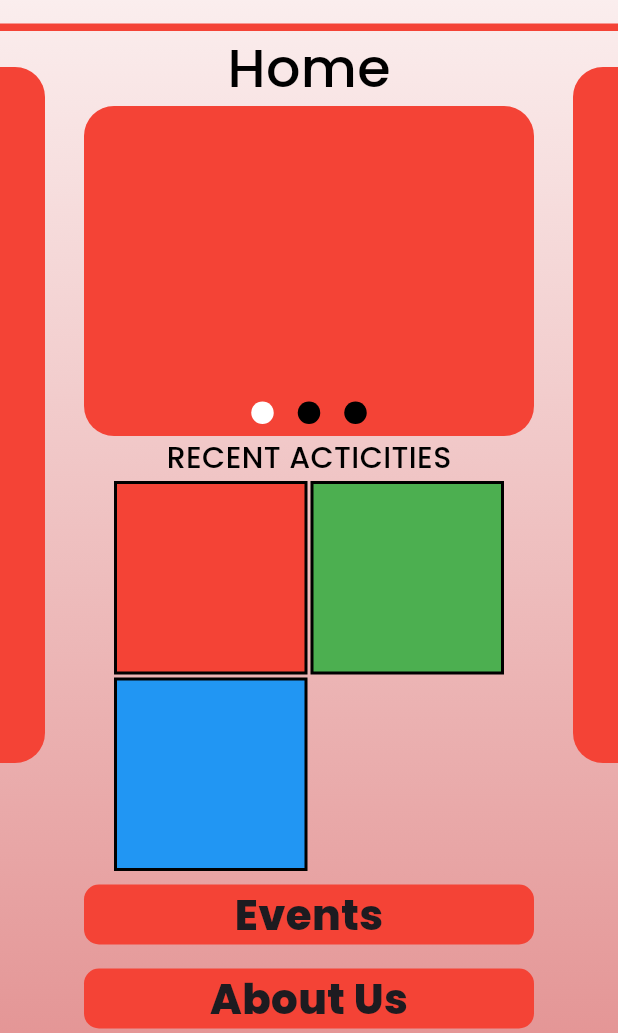
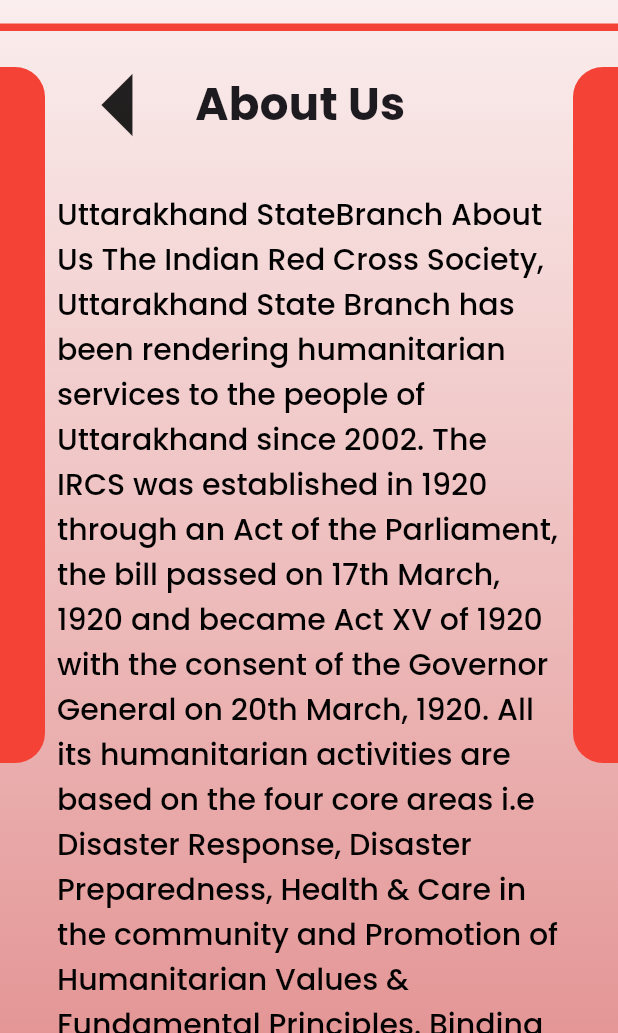
Before and after one commit to JugraajSingh/IRCS_uk_App, a Flutter app: the screen it shows after launch, after a tap on "About Us", on a phone screen of 412 x 824 dp, the part 203-1236 px from its top. Run offline on Flutter 3.47's test engine with Material 2 defaults, Android fonts, the phone set to English and light mode, and no system bars; our stand-ins replace device_preview, google_fonts; missing offline and left inert: flutter_swipe_detector.

Commit message:
Completed many pages

```diff
--- a/ircs_uk/lib/assets.dart
+++ b/ircs_uk/lib/assets.dart
@@ -1,4 +1,5 @@
 class Assets {
   static const String screen_base_logo = "assets/jpeg/ircs_screen_base_logo.jpeg";
   static const String screen_base_label = "assets/jpeg/ircs_screen_base_text.jpeg";
+  static const String potrait_example = "assets/jpeg/potrait.png";
 }
--- a/ircs_uk/lib/colors.dart
+++ b/ircs_uk/lib/colors.dart
@@ -5,4 +5,6 @@ class AppColors {
 
   static const Color basePageGradientTop = Colors.white;
   static const Color basePageGradientBottom = Color(0xFFE49696);
+
+  static const Color managingCommiteeLabelColor = Colors.white;
 }
--- a/ircs_uk/lib/constants.dart
+++ b/ircs_uk/lib/constants.dart
@@ -1,11 +1,11 @@
 class Constants {
- static const double sideBarWidth = 30;
- static const double topBottomBarHeight = 30;
+  static const double sideBarWidth = 30;
+  static const double topBottomBarHeight = 30;
 
- static const double topBottomBarMargin = 50;
- static const double sideBarMargin = 180;
+  static const double topBottomBarMargin = 50;
+  static const double sideBarMargin = 180;
 
- static const double dividerHeight = 5;
+  static const double dividerHeight = 5;
 
   static const double topLogoSize = 50;
 
@@ -13,8 +13,50 @@ class Constants {
   static const double topLabelWidth = 300;
 
   static const double labelsStartPos = topBottomBarHeight + 5;
-  static const double contentStartPost = labelsStartPos + topLabelHeight * 2 + dividerHeight + 15;
+  static const double contentStartPost =
+      labelsStartPos + topLabelHeight * 2 + dividerHeight + 15;
 
   static const double mainPageCarouselHeight = 220;
   static const double mainPageCarouselWidth = 300;
+
+//  static const String aboutUs = "Address: Uttarakhand State Branch Vill. Danda Lakhaund Post Office Gujrara Near IT Park, Sahastradhara Road, Dehradun - 248001 Uttarakhand (India).\n";
+  static const String address =
+      "Uttarakhand State Branch Vill. Danda Lakhaund Post Office Gujrara Near IT Park, Sahastradhara Road, Dehradun - 248001 Uttarakhand (India).";
+  static const String tel = "7696438770";
+  static const String mobileNo = "9779723131";
+
+  static const double ourTeamCarouselHeight = 400;
+  static const double ourTeamCarouselWidth = 300;
+
+  static const double managingCommiteTableWidth = 300;
+
+  static const List<String> developres = ["Purujit Padhy", "Yashvardan Sharma", "Pratyush Aggarwal", "Ishika Bhandari", "Sanya Agarwal"];
+
+  static const List<String> workingMember = [
+    "Shri Mohan Khatri",
+    "Dr.Naresh Chaudhary",
+    "Sh. Gambhir Singh Chauhan",
+    "Neeru Bhatt Petwal",
+    "Sh. Om Prakash Bhatt",
+    "Dr. Pravin Kuman",
+    "Sh. Munshi Chaumwal",
+    "Sh.B.S.Mankoti",
+    "Sh. Deepak Pathak",
+    "Dr. Prem Ballabh Bhatt",
+    "Mr. Manish Kasaniyal",
+    "Smt. Preeti Rawat",
+    "Colonel (Dr.) D P Dimri",
+    "Sh. Harish Chandra",
+    "Dr. B.S.Negi",
+    "Dr. I.S.Pal",
+    "Mrs. Kamla Badwal",
+    "Dr. Ashok Kumar Gunsai",
+    "Shri Surendra Singh Rawat",
+    "Mr. Manoj Gobil",
+    "sri atendra Bhandari",
+    "Shri Ashok Lohani",
+    "Ashish Kumar Chanaliya",
+    "Jagbeer Singh Rawat",
+    "Rajkumar"
+  ];
 }
--- a/ircs_uk/lib/main.dart
+++ b/ircs_uk/lib/main.dart
@@ -2,8 +2,6 @@ import 'package:device_preview/device_preview.dart';
 import 'package:flutter/foundation.dart';
 import 'package:flutter/material.dart';
 import 'package:ircs_uk/pages/home.dart';
-import 'package:ircs_uk/screen_outline.dart';
-import 'package:ircs_uk/widgets/carousel.dart';
 
 const bool USE_DEVICE_PREVIEW = true;
 
@@ -43,7 +41,7 @@ class MyApp extends StatelessWidget {
         colorScheme: ColorScheme.fromSeed(seedColor: Colors.deepPurple),
         useMaterial3: true,
       ),
-      home: const Scaffold(body: HomePage()),
+      home: const HomePage(),
     );
   }
 }
--- /dev/null
+++ b/ircs_uk/lib/pages/about_us.dart
@@ -0,0 +1,68 @@
+import 'package:flutter/material.dart';
+import 'package:ircs_uk/constants.dart';
+import 'package:ircs_uk/screen_outline.dart';
+import 'package:ircs_uk/utils/text_styles.dart';
+
+class AboutUs extends StatelessWidget {
+  const AboutUs({super.key});
+
+  @override
+  Widget build(BuildContext context) {
+    return ScreenOutline(
+      showBottomBar: false,
+      builder: () {
+        return SingleChildScrollView(
+          child: Column(
+            crossAxisAlignment: CrossAxisAlignment.start,
+            children: [
+              Row(
+                mainAxisAlignment: MainAxisAlignment.spaceEvenly,
+                children: [
+                  GestureDetector(
+                      onTap: () {
+                        Navigator.pop(context);
+                      },
+                      child: const Icon(Icons.arrow_left, size: 100)),
+                  Text(
+                    "About Us",
+                    textAlign: TextAlign.center,
+                    style: w700.size30,
+                  ),
+                  const Spacer()
+                ],
+              ),
+              Padding(
+                padding: const EdgeInsets.all(8.0),
+                child: RichText(
+                  text: TextSpan(
+                      style: w500.colorBlack.size20,
+                      children: <TextSpan>[
+                        TextSpan(
+                            text:
+                                "Uttarakhand StateBranch About Us The Indian Red Cross Society, Uttarakhand State Branch has been rendering humanitarian services to the people of Uttarakhand since 2002. The IRCS was established in 1920 through an Act of the Parliament, the bill passed on 17th March, 1920 and became Act XV of 1920 with the consent of the Governor General on 20th March, 1920. All its humanitarian activities are based on the four core areas i.e Disaster Response, Disaster Preparedness, Health & Care in the community and Promotion of Humanitarian Values & Fundamental Principles. Binding by seven Fundamental Principles i.e. "),
+                        TextSpan(
+                            text:
+                                "Humanity, Impartiality, Neutrality, Independence, Voluntary Service, Unity and Universality",
+                            style: w800.colorBlack.size20),
+                        TextSpan(
+                            text:
+                                "the Indian Red Cross Society, Uttarakhand State Branch has promoted mutual understanding, friendship, cooperation and lasting peace amongst all people. It has "),
+                                TextSpan(
+                            text:
+                                "13 District Branches ",
+                            style: w800.colorBlack.size20),
+                            TextSpan(
+                            text:
+                                "besides Junior Red Cross and Youth Red Cross units in most of the schools and colleges of Uttarakhand. The mission of the Indian Red Cross is to inspire, encourage and initiate at all times all forms of humanitarian activities so that human suffering can be minimised and even prevented and thus contribute to create more congenial climate for peace and development."),
+
+
+                      ]),
+                ),
+              ),
+            ],
+          ),
+        );
+      },
+    );
+  }
+}
--- a/ircs_uk/lib/pages/home.dart
+++ b/ircs_uk/lib/pages/home.dart
@@ -72,10 +72,17 @@ class HomePage extends StatelessWidget {
                       onTap: () {
                         Navigator.push(context, Routes.eventListPage);
                       }),
-                  BigButton(text: "About Us", onTap: () {}),
-                  BigButton(text: "Contact Us", onTap: () {}),
-                  BigButton(text: "Our Team", onTap: () {}),
-                  BigButton(text: "Developers", onTap: () {}),
+                  BigButton(text: "About Us", onTap: () {
+                        Navigator.push(context, Routes.aboutUsPage);
+                  }),
+                  BigButton(text: "Contact Us", onTap: () {
+                        Navigator.push(context, Routes.contactUsPage);}),
+                  BigButton(text: "Our Team", onTap: () {
+                        Navigator.push(context, Routes.ourTeamPage);
+                      }),
+                  BigButton(text: "Developers", onTap: () {
+                    Navigator.push(context, Routes.developersPage);
+                  }),
                   SizedBox(
                     height: 150,
                   ),
--- a/ircs_uk/lib/routes.dart
+++ b/ircs_uk/lib/routes.dart
@@ -1,6 +1,14 @@
 import 'package:flutter/material.dart';
+import 'package:ircs_uk/pages/about_us.dart';
+import 'package:ircs_uk/pages/contact_us.dart';
+import 'package:ircs_uk/pages/developers.dart';
 import 'package:ircs_uk/pages/event_list.dart';
+import 'package:ircs_uk/pages/our_team.dart';
 
 class Routes {
   static MaterialPageRoute get eventListPage => MaterialPageRoute(builder: (context) => const EventList());
+  static MaterialPageRoute get contactUsPage => MaterialPageRoute(builder: (context) => const ContactUs());
+  static MaterialPageRoute get ourTeamPage => MaterialPageRoute(builder: (context) => const OurTeam());
+  static MaterialPageRoute get developersPage => MaterialPageRoute(builder: (context) => const Developers());
+  static MaterialPageRoute get aboutUsPage => MaterialPageRoute(builder: (context) => const AboutUs());
 }
--- a/ircs_uk/lib/screen_outline.dart
+++ b/ircs_uk/lib/screen_outline.dart
@@ -12,7 +12,8 @@ class ScreenOutline extends StatelessWidget {
 
   @override
   Widget build(BuildContext context) {
-    return Container(
+    return Scaffold(
+      body: Container(
         decoration: const BoxDecoration(
             gradient: LinearGradient(
                 begin: Alignment.topCenter,
@@ -116,6 +117,7 @@ class ScreenOutline extends StatelessWidget {
                       color: AppColors.sideBarColor)),
             )
         ]),
+      ),
     );
 /*
     return Container(
--- a/ircs_uk/lib/widgets/gallery.dart
+++ b/ircs_uk/lib/widgets/gallery.dart
@@ -1,6 +1,4 @@
 import 'package:flutter/material.dart';
-import 'package:flutter_swipe_detector/flutter_swipe_detector.dart';
-import 'package:ircs_uk/colors.dart';
 
 class Gallery extends StatelessWidget {
   const Gallery({super.key, required this.images, required this.itemsPerRow, this.decorater});
```
Also changed, not shown: ircs_uk/lib/pages/contact_us.dart (added, +65 -0 lines), ircs_uk/lib/pages/developers.dart (added, +54 -0 lines), ircs_uk/lib/pages/event_list.dart (+11 -4 lines), ircs_uk/lib/pages/our_team.dart (added, +68 -0 lines), ircs_uk/lib/widgets/potrait.dart (added, +20 -0 lines), ircs_uk/lib/widgets/table.dart (added, +57 -0 lines), ircs_uk/assets/jpeg/potrait.png (added). Lines whose indentation alone changed are shown as unchanged.
